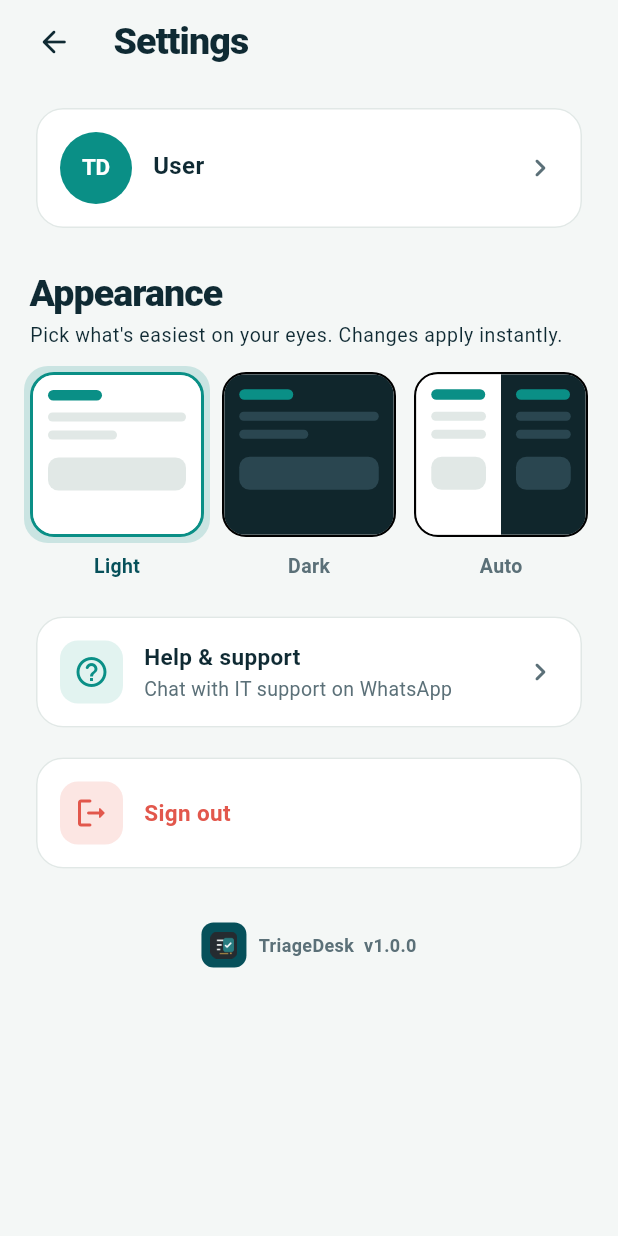
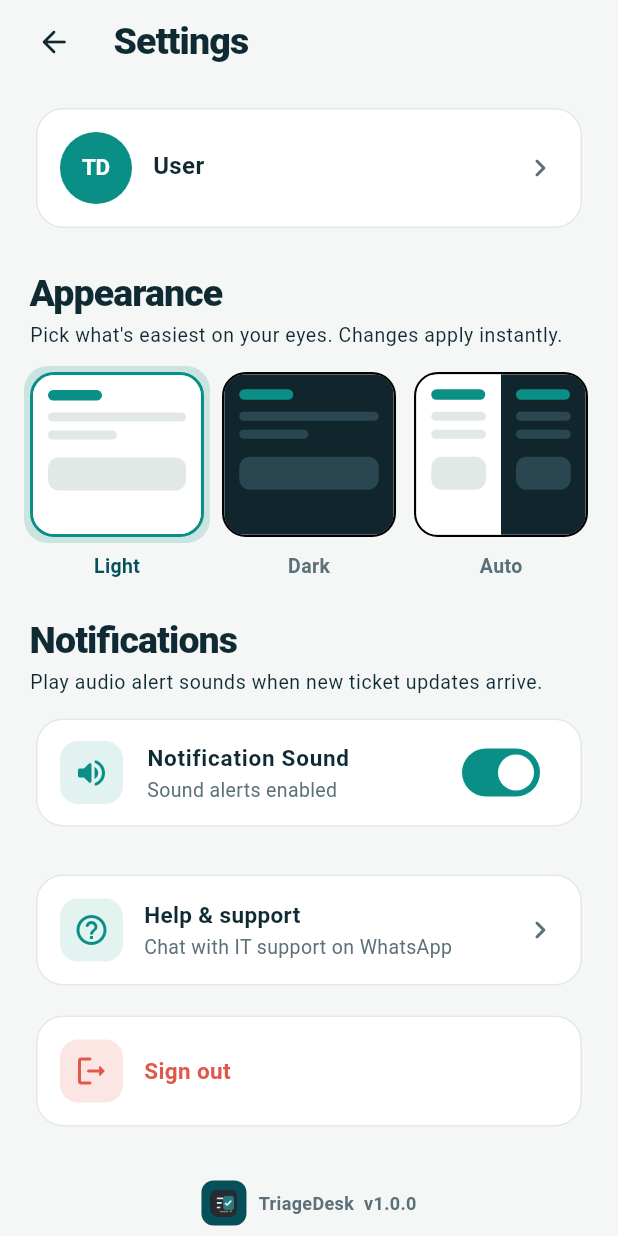
Before and after one commit to seline44/mobile-it-support-ticketing-issue-management, a Flutter app: the AdminDashboard screen opened directly, item 5 of the bottom bar chosen, on a phone screen of 412 x 824 dp. Run offline on Flutter 3.47's test engine with Material 3 defaults, Android fonts, the phone set to English and light mode, and no system bars; our stand-ins replace pdf, shared_preferences; missing offline and left inert: excel, file_saver; accounts and stored records are empty; network calls fail; Roboto replaces fonts that are missing (PlusJakartaSans).

Commit message:
triagedesk notification sound add

```diff
--- a/lib/main.dart
+++ b/lib/main.dart
@@ -2,6 +2,7 @@ import 'package:flutter/material.dart';
 import 'package:url_launcher/url_launcher.dart';
 
 import 'screens/login_screen.dart';
+import 'services/sound_service.dart';
 import 'services/theme_service.dart';
 import 'services/whatsapp_contact.dart';
 import 'theme/app_theme.dart';
@@ -18,6 +19,7 @@ const String _mono = 'JetBrainsMono';
 Future<void> main() async {
   WidgetsFlutterBinding.ensureInitialized();
   await ThemeService.instance.init();
+  await SoundService.instance.init();
   runApp(const TriageDeskApp());
 }
 
--- a/lib/screens/admin_dashboard.dart
+++ b/lib/screens/admin_dashboard.dart
@@ -5,6 +5,7 @@ import 'package:flutter/material.dart';
 import '../models/ticket.dart';
 import '../services/api_service.dart';
 import '../services/report_export_service.dart';
+import '../services/sound_service.dart';
 import '../theme/td_theme.dart';
 import '../widgets/td_ticket_widgets.dart';
 import '../widgets/td_widgets.dart';
@@ -209,6 +210,7 @@ class _AdminDashboardState extends State<AdminDashboard> {
       });
 
       if (newNotifications.isNotEmpty) {
+        SoundService.instance.playNotificationSound();
         final latest = newNotifications.first;
         ScaffoldMessenger.of(context).showSnackBar(
           SnackBar(
--- a/lib/screens/reporter_dashboard.dart
+++ b/lib/screens/reporter_dashboard.dart
@@ -5,6 +5,7 @@ import 'package:url_launcher/url_launcher.dart';
 
 import '../models/ticket.dart';
 import '../services/api_service.dart';
+import '../services/sound_service.dart';
 import '../services/whatsapp_contact.dart';
 import '../theme/app_theme.dart';
 import '../theme/td_theme.dart';
@@ -114,6 +115,7 @@ class _ReporterDashboardState extends State<ReporterDashboard> {
       });
 
       if (newNotifications.isNotEmpty) {
+        SoundService.instance.playNotificationSound();
         final latest = newNotifications.first;
         ScaffoldMessenger.of(context).showSnackBar(
           SnackBar(
--- a/lib/screens/settings_screen.dart
+++ b/lib/screens/settings_screen.dart
@@ -2,6 +2,7 @@ import 'package:flutter/material.dart';
 import 'package:url_launcher/url_launcher.dart';
 
 import '../services/api_service.dart';
+import '../services/sound_service.dart';
 import '../services/theme_service.dart';
 import '../services/whatsapp_contact.dart';
 import '../theme/app_theme.dart';
@@ -170,7 +171,61 @@ class SettingsScreen extends StatelessWidget {
                   ),
                 ],
               ),
-              const SizedBox(height: 20),
+              const SizedBox(height: 24),
+
+              Text('Notifications', style: theme.textTheme.titleLarge),
+              const SizedBox(height: 3),
+              Text(
+                'Play audio alert sounds when new ticket updates arrive.',
+                style: theme.textTheme.bodySmall?.copyWith(fontSize: 13),
+              ),
+              const SizedBox(height: 12),
+              AnimatedBuilder(
+                animation: SoundService.instance,
+                builder: (context, _) => Card(
+                  child: SwitchListTile(
+                    secondary: Container(
+                      width: 42,
+                      height: 42,
+                      decoration: BoxDecoration(
+                        color: AppTheme.accentTeal.withValues(alpha: 0.12),
+                        borderRadius: BorderRadius.circular(12),
+                      ),
+                      child: Icon(
+                        SoundService.instance.soundEnabled
+                            ? Icons.volume_up_rounded
+                            : Icons.volume_off_rounded,
+                        color: AppTheme.accentTeal,
+                      ),
+                    ),
+                    title: const Text(
+                      'Notification Sound',
+                      style: TextStyle(
+                        fontSize: 15,
+                        fontWeight: FontWeight.bold,
+                      ),
+                    ),
+                    subtitle: Text(
+                      SoundService.instance.soundEnabled
+                          ? 'Sound alerts enabled'
+                          : 'Sound alerts muted',
+                      style: TextStyle(
+                        color: colors.onSurfaceVariant,
+                        fontSize: 13,
+                      ),
+                    ),
+                    value: SoundService.instance.soundEnabled,
+                    activeTrackColor: AppTheme.accentTeal,
+                    onChanged: (enabled) {
+                      SoundService.instance.setSoundEnabled(enabled);
+                      if (enabled) {
+                        SoundService.instance.playNotificationSound();
+                      }
+                    },
+                  ),
+                ),
+              ),
+              const SizedBox(height: 24),
 
               // Help & Support Card
               Card(
--- a/lib/screens/technician_dashboard.dart
+++ b/lib/screens/technician_dashboard.dart
@@ -5,6 +5,7 @@ import 'package:url_launcher/url_launcher.dart';
 
 import '../models/ticket.dart';
 import '../services/api_service.dart';
+import '../services/sound_service.dart';
 import '../services/whatsapp_contact.dart';
 import '../theme/td_theme.dart';
 import '../widgets/td_ticket_widgets.dart';
@@ -121,6 +122,7 @@ class _TechnicianDashboardState extends State<TechnicianDashboard> {
       });
 
       if (newNotifications.isNotEmpty) {
+        SoundService.instance.playNotificationSound();
         final latest = newNotifications.first;
         ScaffoldMessenger.of(context).showSnackBar(
           SnackBar(
--- /dev/null
+++ b/lib/services/sound_service.dart
@@ -0,0 +1,37 @@
+import 'package:flutter/foundation.dart';
+import 'package:flutter/services.dart';
+import 'package:shared_preferences/shared_preferences.dart';
+
+class SoundService extends ChangeNotifier {
+  static final SoundService instance = SoundService._();
+  SoundService._();
+
+  static const String _keySoundEnabled = 'triagedesk_notification_sound_enabled';
+  bool _soundEnabled = true;
+
+  bool get soundEnabled => _soundEnabled;
+
+  Future<void> init() async {
+    try {
+      final prefs = await SharedPreferences.getInstance();
+      _soundEnabled = prefs.getBool(_keySoundEnabled) ?? true;
+      notifyListeners();
+    } catch (_) {}
+  }
+
+  Future<void> setSoundEnabled(bool enabled) async {
+    _soundEnabled = enabled;
+    notifyListeners();
+    try {
+      final prefs = await SharedPreferences.getInstance();
+      await prefs.setBool(_keySoundEnabled, enabled);
+    } catch (_) {}
+  }
+
+  Future<void> playNotificationSound() async {
+    if (!_soundEnabled) return;
+    try {
+      await SystemSound.play(SystemSoundType.alert);
+    } catch (_) {}
+  }
+}
```
